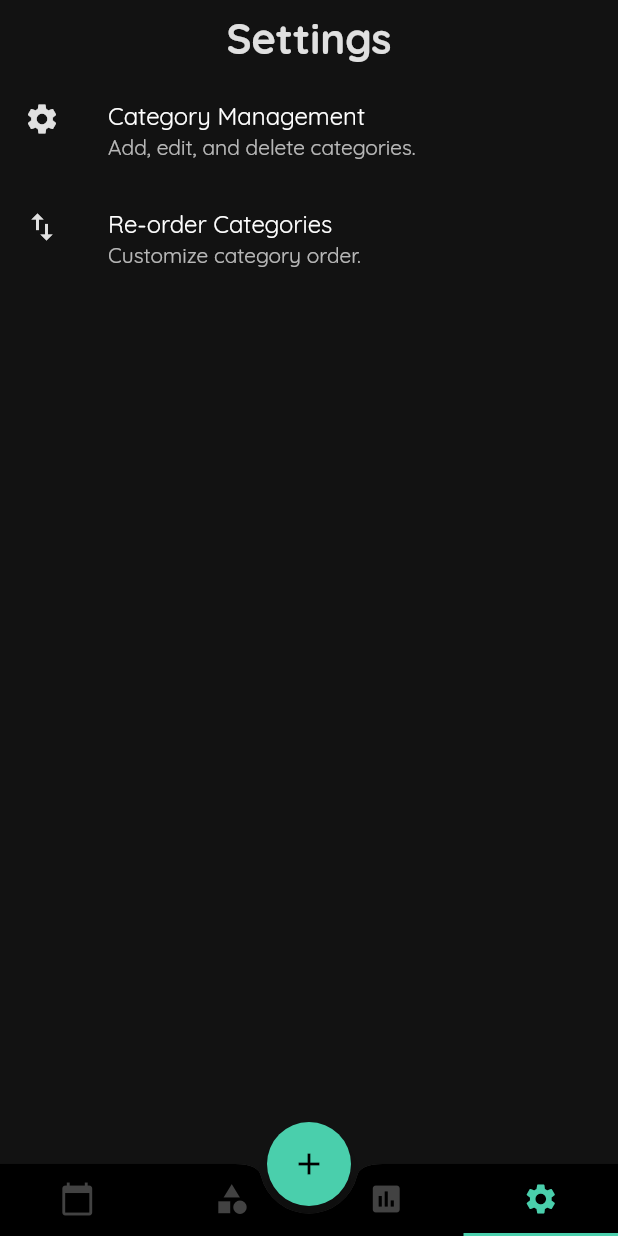
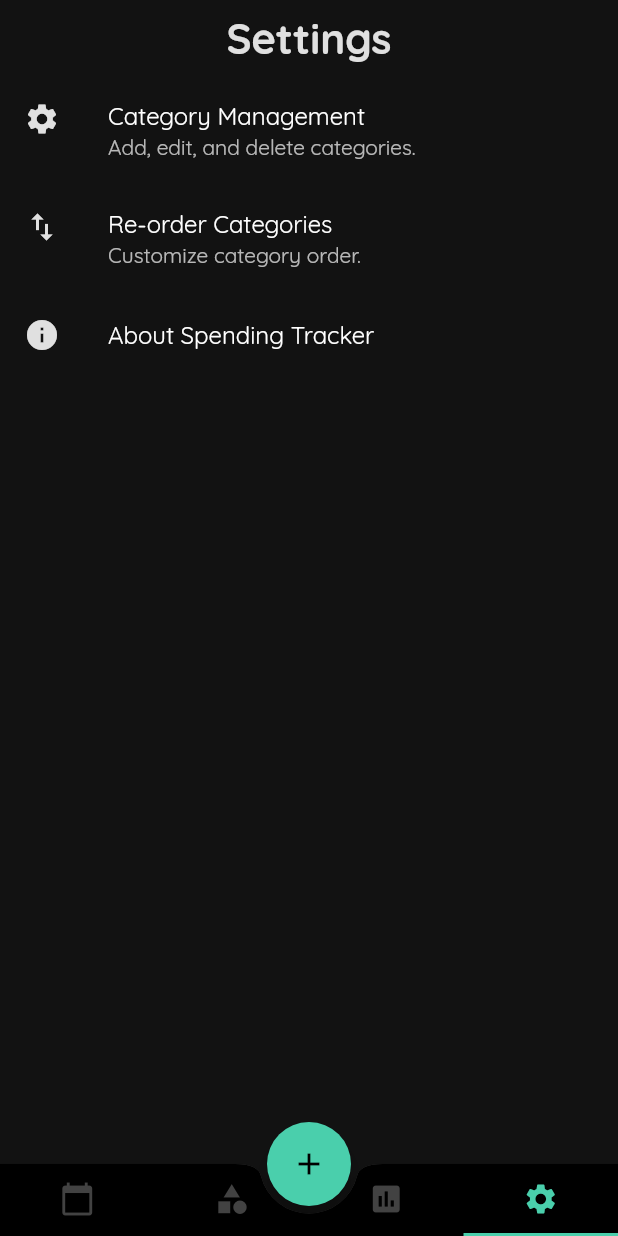
Before and after one commit to joswong13/spending_trackerv2, a Flutter app: the screen it shows after launch, item 4 of the bottom bar chosen, on a phone screen of 412 x 824 dp. Run offline on Flutter 3.47's test engine with Material 2 defaults, Android fonts, the phone set to English and light mode, and no system bars; our stand-ins replace auto_size_text, sqflite; accounts and stored records are empty.

Commit message:
V0.9.4 fixed system back button, about list tile, add category tile

```diff
--- a/lib/UI/Views/CategoryTransactionView/ReorganizeCategoryView.dart
+++ b/lib/UI/Views/CategoryTransactionView/ReorganizeCategoryView.dart
@@ -75,7 +75,9 @@
   Widget build(BuildContext context) {
     final AppProvider appProvider = Provider.of<AppProvider>(context);
 
-    return Scaffold(
+    return WillPopScope(
+      onWillPop: () async => false,
+      child: Scaffold(
         body: SafeArea(
           child: Column(
             children: <Widget>[
@@ -150,6 +152,7 @@
             ],
           ),
         ),
+      ),
     );
   }
 }
--- a/lib/UI/Views/CreateCategoryView/CreateCategoryView.dart
+++ b/lib/UI/Views/CreateCategoryView/CreateCategoryView.dart
@@ -6,7 +6,9 @@
 class CreateCategoryView extends StatelessWidget {
   @override
   Widget build(BuildContext context) {
-    return Scaffold(
+    return WillPopScope(
+      onWillPop: () async => false,
+      child: Scaffold(
         body: GestureDetector(
           onTap: () {
             FocusScope.of(context).requestFocus(FocusNode());
@@ -14,6 +16,7 @@
           child: SafeArea(
             child: Column(
               children: <Widget>[CreateCategoryForm(), CategoryListView()],
+            ),
           ),
         ),
       ),
--- a/lib/UI/Views/HomeView/HomeView.dart
+++ b/lib/UI/Views/HomeView/HomeView.dart
@@ -34,7 +34,11 @@
     // final SizeConfig sizeConfig = SizeConfig();
     // sizeConfig.initValues(context);
 
-    return Scaffold(
+    return WillPopScope(
+      onWillPop: () {
+        return Future(() => false);
+      },
+      child: Scaffold(
         key: GlobalKey<ScaffoldState>(),
         body: SafeArea(
           child: TabBarView(
@@ -87,6 +91,7 @@
             ),
           ),
         ),
+      ),
     );
   }
 }
--- a/lib/UI/Views/SettingsView/SettingsView.dart
+++ b/lib/UI/Views/SettingsView/SettingsView.dart
@@ -2,7 +2,7 @@
 import 'package:spending_tracker/UI/Widgets/SettingsWidgets/SettingsListTile.dart';
 
 class SettingsView extends StatelessWidget {
-  final List<Widget> settingsList = [AddCategory(), ReorgCategoryListTile()];
+  final List<Widget> settingsList = [AddCategory(), ReorgCategoryListTile(), AboutSpendingTrackerListTile()];
 
   @override
   Widget build(BuildContext context) {
--- a/lib/UI/Widgets/SettingsWidgets/SettingsListTile.dart
+++ b/lib/UI/Widgets/SettingsWidgets/SettingsListTile.dart
@@ -45,3 +45,34 @@
     );
   }
 }
+
+class AboutSpendingTrackerListTile extends StatelessWidget {
+  @override
+  Widget build(BuildContext context) {
+    final TextStyle textStyle = Theme.of(context).textTheme.body1;
+    final List<Widget> aboutBoxChildren = <Widget>[
+      SizedBox(height: 24),
+      RichText(
+        text: TextSpan(
+          children: <TextSpan>[
+            TextSpan(
+                style: textStyle,
+                text:
+                    'Spending Tracker is an app to help people keep track of what they are spending on by sorting each expense into their corresponding categories. The code can be found at '),
+            TextSpan(
+                style: textStyle.copyWith(color: Theme.of(context).accentColor),
+                text: 'https://github.com/joswong13/spending_trackerv2'),
+            TextSpan(style: textStyle, text: '.'),
+          ],
+        ),
+      ),
+    ];
+
+    return AboutListTile(
+        icon: Icon(Icons.info),
+        applicationName: "Spending Tracker",
+        applicationVersion: "January 11 2020",
+        applicationLegalese: "Built by Joseph Wong",
+        aboutBoxChildren: aboutBoxChildren);
+  }
+}
--- a/lib/main.dart
+++ b/lib/main.dart
@@ -7,6 +7,8 @@
 import 'Core/Constants/ColorPalette.dart';
 
 void main() {
+  WidgetsFlutterBinding.ensureInitialized();
+
   //sets fullscreen (without bottom nav android nav bar)
   //SystemChrome.setEnabledSystemUIOverlays([]);
   SystemChrome.setSystemUIOverlayStyle(SystemUiOverlayStyle(
```
Also changed, not shown: lib/UI/Views/AddExpenseView/AddTransactionView.dart (+8 -5 lines), lib/UI/Views/CategoryTransactionView/CategoryOverviewCard.dart (+6 -1 lines), lib/UI/Widgets/CategoryViewWidget/EmptyCategoryRowWidget.dart (added, +52 -0 lines), pubspec.lock, 2 other files. Lines whose indentation alone changed are shown as unchanged.
